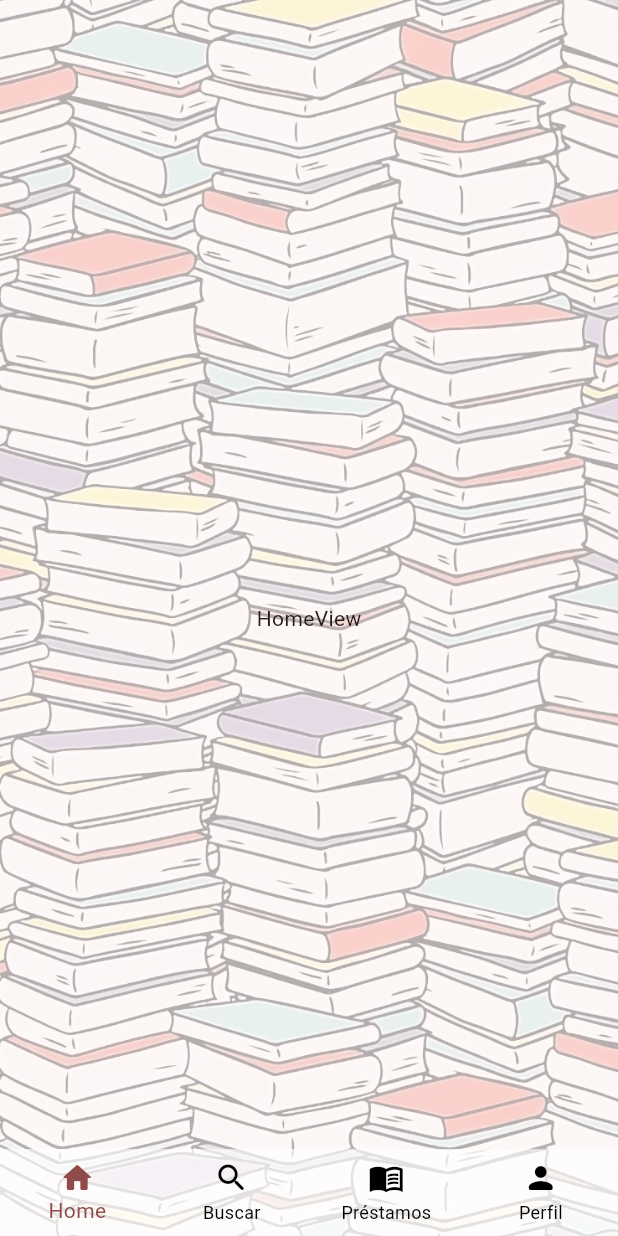
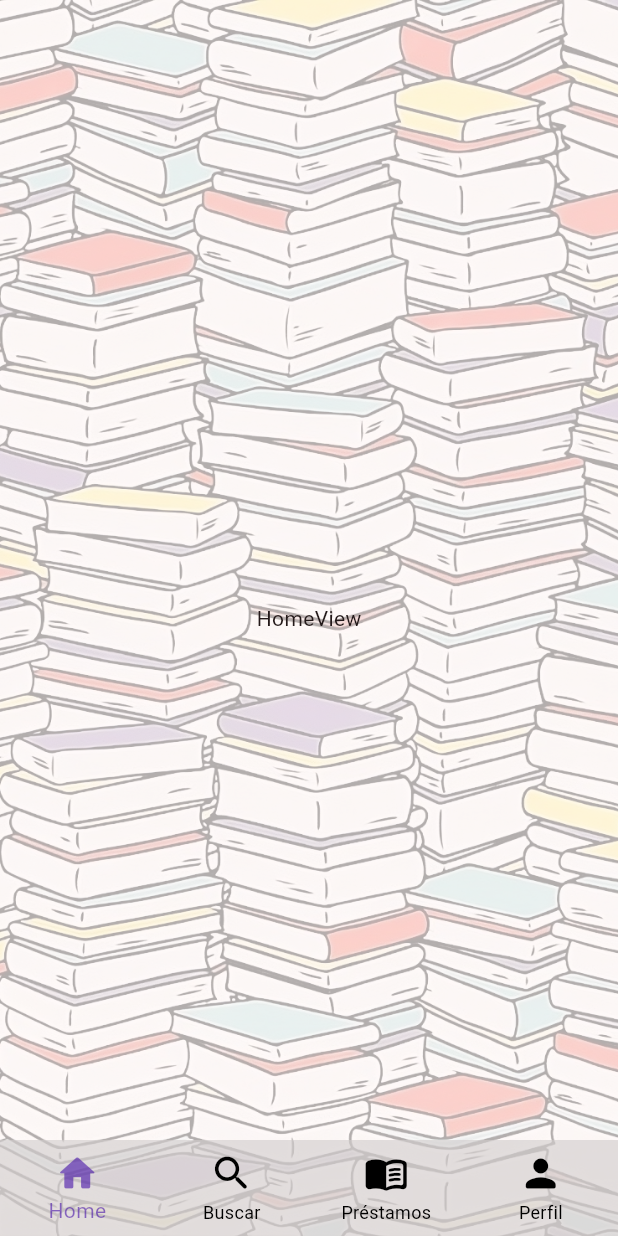
Before and after one commit to BiblioTechHub/biblio_tech_hub, a Flutter app: the screen it shows after launch, after a tap on "Continuar como invitado", on a phone screen of 412 x 824 dp. Run offline on Flutter 3.47's test engine with Material 2 defaults, Android fonts, the phone set to English and light mode, and no system bars; our stand-ins replace equatable, firebase_auth, firebase_core, flutter_bloc, go_router, google_sign_in; accounts and stored records are empty.

Commit message:
chore(screen): add styles

```diff
--- a/lib/presentation/screens/sign_in_screen.dart
+++ b/lib/presentation/screens/sign_in_screen.dart
@@ -55,8 +55,8 @@ class GuestButton extends StatelessWidget {
         ),
 
       ),
-      icon: const Icon(Icons.person, color: Colors.black),
-      label: const Text('Continuar como invitado', style: TextStyle(color: Colors.white),),
+      icon: const Icon(Icons.person, color: Colors.black, size: 38),
+      label: const Text('Continuar como invitado', style: TextStyle(color: Color.fromARGB(255, 0, 0, 0)),),
       onPressed: () {
         context.read<UserCubit>().signIn(null, false);
         context.go('/home/0');
@@ -79,7 +79,7 @@ class SignInGoogleButton extends StatelessWidget {
         padding: const EdgeInsets.fromLTRB(3, 3, 12, 3),
         backgroundColor: const Color.fromRGBO(66, 133, 244, 1),
         shape: RoundedRectangleBorder(
-          borderRadius: BorderRadius.circular(3.0),
+          borderRadius: BorderRadius.circular(5.0),
         ),
 
       ),
@@ -90,7 +90,7 @@ class SignInGoogleButton extends StatelessWidget {
           child: Image.asset('assets/sign_in_google.png', width: size.width * 0.1)
         ),
       ),
-      label: const Text('Sign up with Google', style: TextStyle(color: Colors.white),),
+      label: const Text('Inicia sesión con Google', style: TextStyle(color: Colors.white),),
       onPressed: () async {
         User? user = await GoogleServices.signIn();
         if(context.mounted && user != null){
@@ -127,13 +127,13 @@ class LogoAndTitle extends StatelessWidget {
             ),
             child: Image.asset(
               'assets/logo.png',
-              height: size.height * 0.2,
+              height: size.height * 0.18,
             ),
           ),
-          SizedBox(width: size.width * 0.009),
+          SizedBox(width: size.width * 0.01),
           Column(
             children: [
-              Text('Biblio', style: _textStyle(context, size)),
+              Text('Biblio', style: _textStyle(context, size), textAlign: TextAlign.left),
               Text('Tech', style: TextStyle(fontFamily: 'Bangers', fontSize: size.height * 0.04)),
               Text('Hub', style: TextStyle(fontFamily: 'Bangers', fontSize: size.height * 0.04))
             ],
--- a/lib/presentation/widgets/bottom_navigation_bar.dart
+++ b/lib/presentation/widgets/bottom_navigation_bar.dart
@@ -32,11 +32,13 @@ class CustomBottomNavigation extends StatelessWidget {
   @override
   Widget build(BuildContext context) {
     return BottomNavigationBar(
+      selectedItemColor: Color.fromARGB(150, 66, 12, 167),
       unselectedItemColor: Colors.black,
-      backgroundColor: const Color.fromARGB(159, 255, 255, 255),
+      backgroundColor: Color.fromARGB(159, 209, 204, 204),
       onTap: (value) => onItemTapped(context, value),
       type: BottomNavigationBarType.fixed,
       elevation: 0,
+      iconSize: 30,
       currentIndex: currentIndex,
       items: const [
         BottomNavigationBarItem(
@@ -48,7 +50,7 @@ class CustomBottomNavigation extends StatelessWidget {
           label: 'Buscar'
         ),
         BottomNavigationBarItem(
-          icon: Icon(Icons.menu_book_sharp),
+          icon: Icon(Icons.menu_book_rounded),
           label: 'Préstamos'
         ),
         BottomNavigationBarItem(
```
